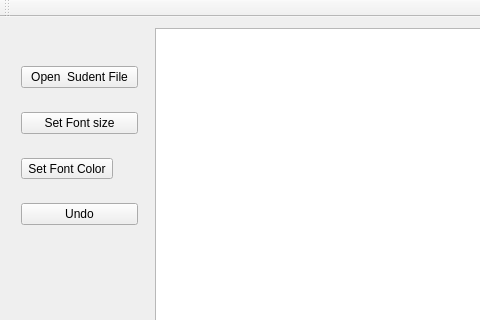
Qt form ppo/lab3/MainWindow.ui (akapust1n/university) before a commit; both pictures show x 0 to 480 and y 0 to 320 of the 713 by 519 pixel window.
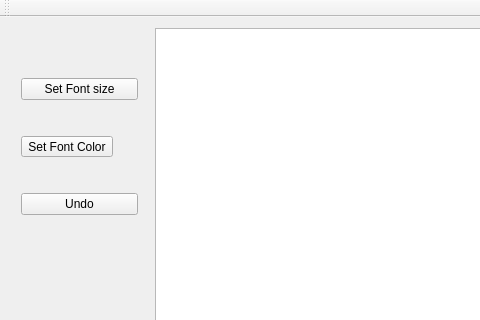
The same form after that commit.

```diff
--- a/ppo/lab3/MainWindow.ui
+++ b/ppo/lab3/MainWindow.ui
@@ -34,13 +34,6 @@
      </rect>
     </property>
     <layout class="QVBoxLayout" name="verticalLayout">
-     <item>
-      <widget class="QPushButton" name="openFileButton">
-       <property name="text">
-        <string>Open  Sudent File</string>
-       </property>
-      </widget>
-     </item>
      <item>
       <widget class="QPushButton" name="setFont">
        <property name="text">
```
